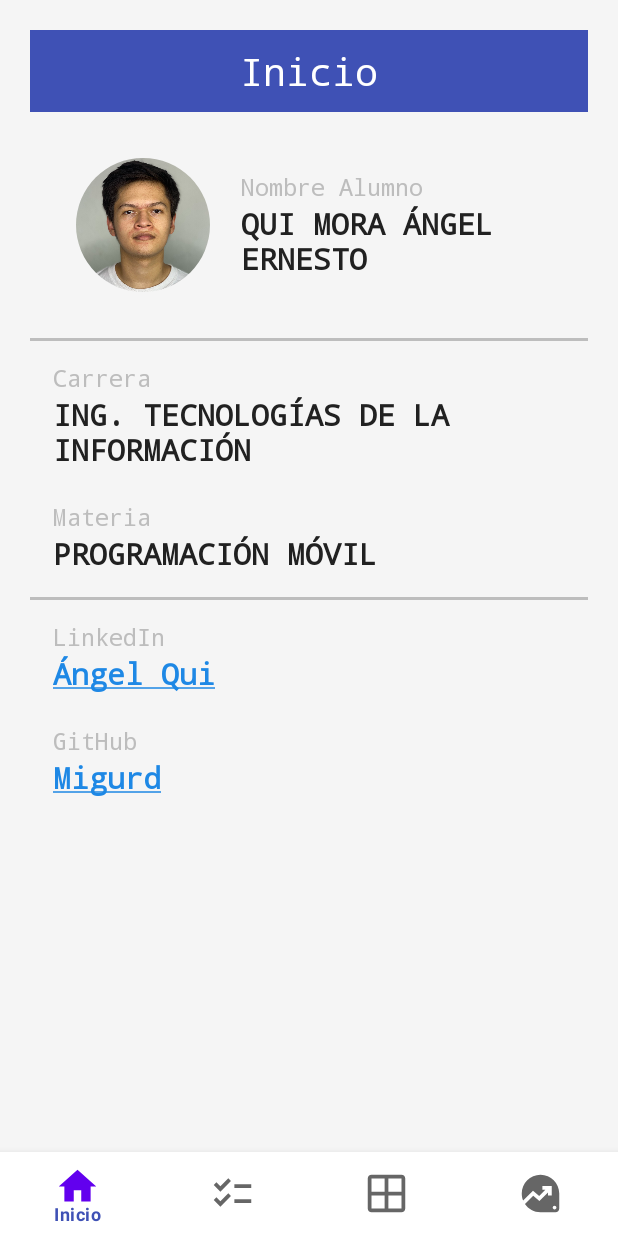
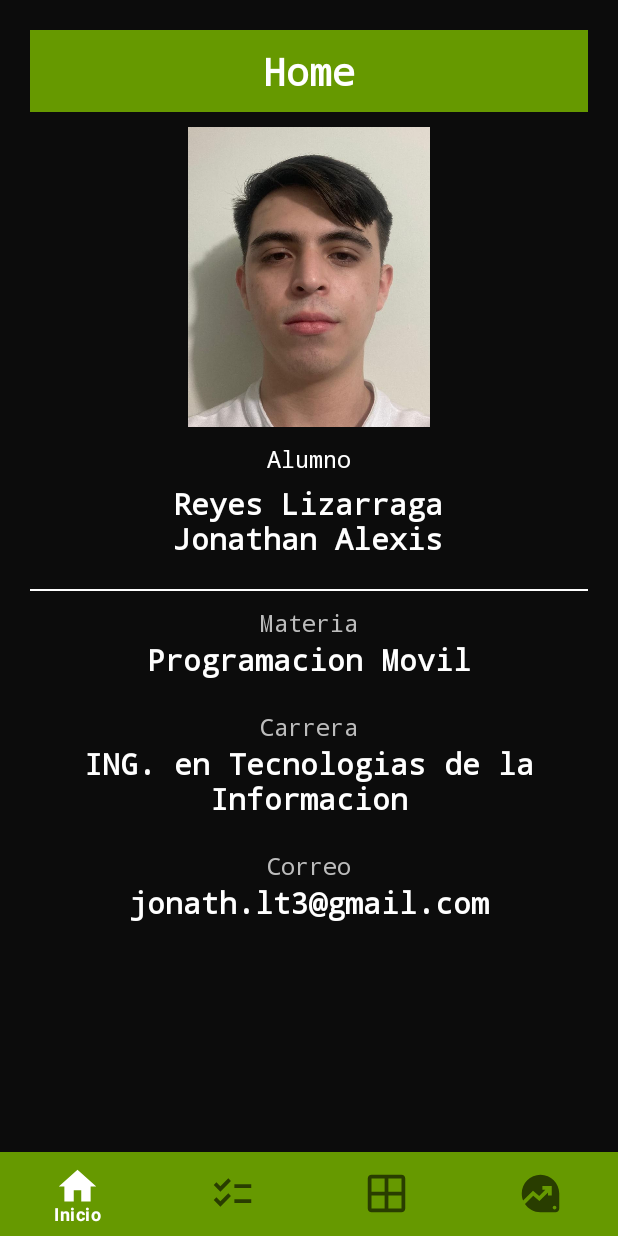
Before and after one commit to JonReyesDev/buttonNavigator, an Android app: the screen it shows after launch (MainActivity), on a phone screen of 412 x 824 dp. Run offline under Robolectric (Android 15) with nearby library versions, the light colour scheme and no system bars.

Commit message:
Se corrigieron varios errores y se agregaron detalles

```diff
--- a/app/src/main/AndroidManifest.xml
+++ b/app/src/main/AndroidManifest.xml
@@ -22,5 +22,6 @@
             </intent-filter>
         </activity>
     </application>
-
+    <!-- Permission to read external storage (not needed for Android 10 and above) -->
+    <uses-permission android:name="android.permission.READ_EXTERNAL_STORAGE" />
 </manifest>
--- a/app/src/main/java/com/example/appmenubutton/HomeFragment.kt
+++ b/app/src/main/java/com/example/appmenubutton/HomeFragment.kt
@@ -39,17 +39,6 @@ class HomeFragment : Fragment() {
         // Inflate the layout for this fragment
         val view = inflater.inflate(R.layout.fragment_home, container, false)
 
-        // Find TextViews after inflating the view
-        val linkedin: TextView = view.findViewById(R.id.linkedin)
-        val github: TextView = view.findViewById(R.id.github)
-
-        // Set HTML content for TextViews
-        linkedin.text = Html.fromHtml(getString(R.string.linkedin))
-        linkedin.movementMethod = LinkMovementMethod.getInstance()
-
-        github.text = Html.fromHtml(getString(R.string.github))
-        github.movementMethod = LinkMovementMethod.getInstance()
-
         return view
     }
 
--- a/app/src/main/res/drawable/baseline_checklist_24.xml
+++ b/app/src/main/res/drawable/baseline_checklist_24.xml
@@ -1,5 +1,5 @@
-<vector xmlns:android="http://schemas.android.com/apk/res/android" android:height="24dp" android:tint="#000000" android:viewportHeight="24" android:viewportWidth="24" android:width="24dp">
+<vector xmlns:android="http://schemas.android.com/apk/res/android" android:height="24dp" android:tint="@color/grey" android:viewportHeight="24" android:viewportWidth="24" android:width="24dp">
 
-    <path android:fillColor="@android:color/black" android:pathData="M22,7h-9v2h9V7zM22,15h-9v2h9V15zM5.54,11L2,7.46l1.41,-1.41l2.12,2.12l4.24,-4.24l1.41,1.41L5.54,11zM5.54,19L2,15.46l1.41,-1.41l2.12,2.12l4.24,-4.24l1.41,1.41L5.54,19z"/>
+    <path android:fillColor="@android:color/white" android:pathData="M22,7h-9v2h9V7zM22,15h-9v2h9V15zM5.54,11L2,7.46l1.41,-1.41l2.12,2.12l4.24,-4.24l1.41,1.41L5.54,11zM5.54,19L2,15.46l1.41,-1.41l2.12,2.12l4.24,-4.24l1.41,1.41L5.54,19z"/>
 
 </vector>
--- a/app/src/main/res/drawable/baseline_data_24.xml
+++ b/app/src/main/res/drawable/baseline_data_24.xml
@@ -1,5 +1,5 @@
 <vector xmlns:android="http://schemas.android.com/apk/res/android" android:height="24dp" android:tint="#000000" android:viewportHeight="24" android:viewportWidth="24" android:width="24dp">
 
-    <path android:fillColor="@android:color/black" android:pathData="M20,2H4C2.9,2 2,2.9 2,4v16c0,1.1 0.9,2 2,2h16c1.1,0 2,-0.9 2,-2V4C22,2.9 21.1,2 20,2zM20,11h-7V4h7V11zM11,4v7H4V4H11zM4,13h7v7H4V13zM13,20v-7h7v7H13z"/>
+    <path android:fillColor="@android:color/white" android:pathData="M20,2H4C2.9,2 2,2.9 2,4v16c0,1.1 0.9,2 2,2h16c1.1,0 2,-0.9 2,-2V4C22,2.9 21.1,2 20,2zM20,11h-7V4h7V11zM11,4v7H4V4H11zM4,13h7v7H4V13zM13,20v-7h7v7H13z"/>
 
 </vector>
--- a/app/src/main/res/drawable/baseline_data_exploration_24.xml
+++ b/app/src/main/res/drawable/baseline_data_exploration_24.xml
@@ -1,5 +1,5 @@
-<vector xmlns:android="http://schemas.android.com/apk/res/android" android:height="24dp" android:tint="#000000" android:viewportHeight="24" android:viewportWidth="24" android:width="24dp">
+<vector xmlns:android="http://schemas.android.com/apk/res/android" android:height="24dp" android:tint="@color/white" android:viewportHeight="24" android:viewportWidth="24" android:width="24dp">
 
-    <path android:fillColor="@android:color/black" android:pathData="M12,2C6.48,2 2,6.48 2,12c0,1.33 0.26,2.61 0.74,3.77L8,10.5l3.3,2.78L14.58,10H13V8h5v5h-2v-1.58L11.41,16l-3.29,-2.79l-4.4,4.4C5.52,20.26 8.56,22 12,22h8c1.1,0 2,-0.9 2,-2v-8C22,6.48 17.52,2 12,2zM19.5,20.5c-0.55,0 -1,-0.45 -1,-1s0.45,-1 1,-1s1,0.45 1,1S20.05,20.5 19.5,20.5z"/>
+    <path android:fillColor="@color/white" android:pathData="M12,2C6.48,2 2,6.48 2,12c0,1.33 0.26,2.61 0.74,3.77L8,10.5l3.3,2.78L14.58,10H13V8h5v5h-2v-1.58L11.41,16l-3.29,-2.79l-4.4,4.4C5.52,20.26 8.56,22 12,22h8c1.1,0 2,-0.9 2,-2v-8C22,6.48 17.52,2 12,2zM19.5,20.5c-0.55,0 -1,-0.45 -1,-1s0.45,-1 1,-1s1,0.45 1,1S20.05,20.5 19.5,20.5z"/>
 
 </vector>
--- a/app/src/main/res/drawable/baseline_home_24.xml
+++ b/app/src/main/res/drawable/baseline_home_24.xml
@@ -1,5 +1,5 @@
-<vector xmlns:android="http://schemas.android.com/apk/res/android" android:height="24dp" android:tint="#000000" android:viewportHeight="24" android:viewportWidth="24" android:width="24dp">
+<vector xmlns:android="http://schemas.android.com/apk/res/android" android:height="24dp" android:tint="@color/white" android:viewportHeight="24" android:viewportWidth="24" android:width="24dp">
 
-    <path android:fillColor="@android:color/black" android:pathData="M10,20v-6h4v6h5v-8h3L12,3 2,12h3v8z"/>
+    <path android:fillColor="@android:color/white" android:pathData="M10,20v-6h4v6h5v-8h3L12,3 2,12h3v8z"/>
 
 </vector>
--- a/app/src/main/res/layout/activity_main.xml
+++ b/app/src/main/res/layout/activity_main.xml
@@ -5,6 +5,7 @@
     android:id="@+id/main"
     android:layout_width="match_parent"
     android:layout_height="match_parent"
+    android:background="@color/black"
     tools:context=".MainActivity">
 
     <androidx.appcompat.widget.Toolbar
@@ -12,27 +13,29 @@
         android:layout_width="match_parent"
         android:layout_height="?attr/actionBarSize"
         android:background="@color/fondo"
-        app:layout_constraintTop_toTopOf="parent"
+        app:layout_constraintEnd_toEndOf="parent"
         app:layout_constraintStart_toStartOf="parent"
-        app:layout_constraintEnd_toEndOf="parent"/>
+        app:layout_constraintTop_toTopOf="parent" />
 
     <FrameLayout
+        android:id="@+id/frmContenedor"
         android:layout_width="match_parent"
         android:layout_height="match_parent"
-        android:id="@+id/frmContenedor"
         android:background="@color/fondo">
 
     </FrameLayout>
 
     <com.google.android.material.bottomnavigation.BottomNavigationView
+        android:id="@+id/btnNavegator"
         android:layout_width="match_parent"
         android:layout_height="wrap_content"
-        android:id="@+id/btnNavegator"
+        android:background="@color/white"
+        app:backgroundTint="@android:color/holo_green_dark"
+        app:itemIconSize="30dp"
+        app:itemTextColor="@color/white"
+        app:layout_constraintBottom_toBottomOf="parent"
         app:layout_constraintEnd_toEndOf="parent"
         app:layout_constraintStart_toEndOf="parent"
-        app:layout_constraintBottom_toBottomOf="parent"
-        app:menu="@menu/button_menu"
-        app:itemIconSize="30dp"
-        app:itemTextColor="@color/miColor"/>
+        app:menu="@menu/button_menu" />
 
 </androidx.constraintlayout.widget.ConstraintLayout>
--- a/app/src/main/res/layout/fragment_home.xml
+++ b/app/src/main/res/layout/fragment_home.xml
@@ -1,162 +1,147 @@
 <?xml version="1.0" encoding="utf-8"?>
 <FrameLayout xmlns:android="http://schemas.android.com/apk/res/android"
     xmlns:tools="http://schemas.android.com/tools"
+    xmlns:app="http://schemas.android.com/apk/res-auto"
     android:layout_width="match_parent"
     android:layout_height="match_parent"
-    xmlns:app="http://schemas.android.com/apk/res-auto"
     tools:context=".HomeFragment">
 
-    <!-- TODO: Update blank fragment layout -->
+    <!-- Main layout container -->
     <LinearLayout
         android:layout_width="match_parent"
         android:layout_height="match_parent"
+        android:background="#000000"
+        android:backgroundTint="#0C0C0C"
         android:orientation="vertical"
         android:padding="20sp">
 
+        <!-- Header TextView -->
         <TextView
             android:layout_width="match_parent"
             android:layout_height="wrap_content"
+            android:background="@android:color/holo_green_dark"
+            android:gravity="center"
+            android:padding="10sp"
             android:text="@string/sfrmHome"
-            android:textSize="25sp"
             android:textColor="@color/white"
-            android:padding="10sp"
-            android:gravity="center"
-            android:background="@color/miColor"/>
+            android:textStyle="bold"
+            android:textSize="25sp" />
 
-<!--        profile header-->
+        <!-- Profile section -->
         <LinearLayout
             android:layout_width="match_parent"
             android:layout_height="wrap_content"
+            android:orientation="vertical"
+            android:gravity="center"
+            android:padding="10sp">
+
+            <com.google.android.material.imageview.ShapeableImageView
+                android:layout_width="200dp"
+                android:layout_height="200dp"
                 android:layout_gravity="center"
-            android:padding="10sp"
-            android:gravity="center">
-            <LinearLayout
-                android:layout_width="wrap_content"
-                android:layout_height="match_parent"
-                android:padding="15sp">
-                <com.google.android.material.imageview.ShapeableImageView
-                    android:layout_width="100dp"
-                    android:layout_height="100dp"
-                    android:padding="5sp"
                 android:src="@mipmap/alumno"
-                    android:layout_gravity="center_vertical"
-                    app:shapeAppearanceOverlay="@style/roundedImageView" />
-            </LinearLayout>
-            <LinearLayout
-                android:layout_width="wrap_content"
-                android:layout_height="match_parent"
-                android:gravity="center_vertical"
-                android:orientation="vertical">
+                />
+
             <TextView
                 android:layout_width="wrap_content"
                 android:layout_height="wrap_content"
-                    android:textSize="16sp"
-                    android:textColor="@color/grey"
-                    android:text="Nombre Alumno" />
+                android:layout_marginTop="10dp"
+                android:text="Alumno"
+                android:textColor="@color/white"
+                android:textSize="16sp" />
+
+            <TextView
+                android:layout_width="266dp"
+                android:layout_height="wrap_content"
+                android:layout_marginTop="5dp"
+                android:text="@string/alumno"
+                android:textAlignment="center"
+                android:textColor="@color/white"
+                android:textSize="20sp"
+                android:textStyle="bold" />
+        </LinearLayout>
+
+        <!-- Divider -->
+        <View
+            android:layout_width="match_parent"
+            android:layout_height="1dp"
+            android:background="#FFFFFF"
+            android:layout_marginTop="10dp" />
+
+        <!-- Materia section -->
+        <LinearLayout
+            android:layout_width="match_parent"
+            android:layout_height="wrap_content"
+            android:gravity="center"
+            android:orientation="vertical"
+            android:padding="10sp">
+
             <TextView
                 android:layout_width="wrap_content"
                 android:layout_height="wrap_content"
+                android:text="Materia"
+                android:textColor="@color/grey"
+                android:textSize="16sp" />
+
+            <TextView
+                android:layout_width="wrap_content"
+                android:layout_height="wrap_content"
+                android:text="@string/materia"
+                android:textAlignment="center"
+                android:textColor="@color/white"
                 android:textSize="20sp"
-                    android:text="@string/alumno"
-                    android:textStyle="bold"/>
-            </LinearLayout>
+                android:textStyle="bold" />
         </LinearLayout>
 
+        <!-- Carrera section -->
         <LinearLayout
             android:layout_width="match_parent"
             android:layout_height="wrap_content"
-            style="@style/LineDividerStyle"
-            android:padding="5sp"
-            android:orientation="vertical">
-            <!--        carrera -->
-            <LinearLayout
-                android:layout_width="wrap_content"
-                android:layout_height="wrap_content"
-                android:gravity="center_vertical"
-                android:padding="10sp"
-                android:orientation="vertical">
+            android:gravity="center"
+            android:orientation="vertical"
+            android:padding="10sp">
+
             <TextView
                 android:layout_width="wrap_content"
                 android:layout_height="wrap_content"
-                    android:textSize="16sp"
+                android:text="Carrera"
                 android:textColor="@color/grey"
-                    android:text="Carrera" />
+                android:textSize="16sp" />
+
             <TextView
                 android:layout_width="wrap_content"
                 android:layout_height="wrap_content"
+                android:text="@string/carrera"
+                android:textAlignment="center"
+                android:textColor="@color/white"
                 android:textSize="20sp"
-                    android:text="@string/carrera"
-                    android:textStyle="bold"/>
+                android:textStyle="bold" />
         </LinearLayout>
 
-            <!--        materia -->
+        <!-- Correo section -->
         <LinearLayout
-                android:layout_width="wrap_content"
+            android:layout_width="match_parent"
             android:layout_height="wrap_content"
-                android:gravity="center_vertical"
-                android:padding="10sp"
-                android:orientation="vertical">
+            android:gravity="center"
+            android:orientation="vertical"
+            android:padding="10sp">
+
             <TextView
                 android:layout_width="wrap_content"
                 android:layout_height="wrap_content"
-                    android:textSize="16sp"
+                android:text="Correo"
                 android:textColor="@color/grey"
-                    android:text="Materia" />
+                android:textSize="16sp" />
+
             <TextView
                 android:layout_width="wrap_content"
                 android:layout_height="wrap_content"
+                android:text="jonath.lt3@gmail.com"
+                android:textAlignment="center"
+                android:textColor="@color/white"
                 android:textSize="20sp"
-                    android:text="@string/materia" android:textStyle="bold"/>
-            </LinearLayout>
+                android:textStyle="bold" />
         </LinearLayout>
 
-        <LinearLayout
-            android:layout_width="match_parent"
-            android:layout_height="wrap_content"
-            style="@style/LineDividerStyle"
-            android:padding="5sp"
-            android:orientation="vertical">
-            <LinearLayout
-                android:layout_width="wrap_content"
-                android:layout_height="wrap_content"
-                android:gravity="center_vertical"
-                android:padding="10sp"
-                android:orientation="vertical">
-                <TextView
-                    android:layout_width="wrap_content"
-                    android:layout_height="wrap_content"
-                    android:textSize="16sp"
-                    android:textColor="@color/grey"
-                    android:text="LinkedIn" />
-                <TextView
-                    android:id="@+id/linkedin"
-                    android:layout_width="wrap_content"
-                    android:layout_height="wrap_content"
-                    android:textSize="20sp"
-                    android:textColorLink="@color/blueLink"
-                    android:text="@string/linkedin"
-                    android:textStyle="bold"/>
-            </LinearLayout>
-            <LinearLayout
-                android:layout_width="wrap_content"
-                android:layout_height="wrap_content"
-                android:gravity="center_vertical"
-                android:padding="10sp"
-                android:orientation="vertical">
-                <TextView
-                    android:layout_width="wrap_content"
-                    android:layout_height="wrap_content"
-                    android:textSize="16sp"
-                    android:textColor="@color/grey"
-                    android:text="GitHub" />
-                <TextView
-                    android:id="@+id/github"
-                    android:layout_width="wrap_content"
-                    android:layout_height="wrap_content"
-                    android:textSize="20sp"
-                    android:textColorLink="@color/blueLink"
-                    android:text="@string/github" android:textStyle="bold"/>
-            </LinearLayout>
-        </LinearLayout>
     </LinearLayout>
 </FrameLayout>
--- a/app/src/main/res/values/colors.xml
+++ b/app/src/main/res/values/colors.xml
@@ -18,12 +18,12 @@
     <color name="button_color">#2196F3</color> <!-- Blue color for the button -->
     <color name="ripple_color">#1976D2</color> <!-- Darker blue for the ripple effect -->
 
-    <color name="primaryColor">#6200EE</color>
+    <color name="primaryColor">#FFFFFF</color>
     <color name="primaryDarkColor">#3700B3</color>
     <color name="onPrimaryColor">#FFFFFF</color>
-    <color name="secondaryColor">#03DAC6</color>
+    <color name="secondaryColor">#FFFFFF</color>
     <color name="secondaryDarkColor">#018786</color>
-    <color name="onSecondaryColor">#000000</color>
+    <color name="onSecondaryColor">#FFFFFF</color>
     <color name="backgroundColor">#FFFFFF</color>
-    <color name="hintColor">#8A8A8A</color>
+    <color name="hintColor">#FF9E9595</color>
 </resources>
--- a/app/src/main/res/values/strings.xml
+++ b/app/src/main/res/values/strings.xml
@@ -1,24 +1,15 @@
 <resources>
     <string name="app_name">appMenuButton</string>
-    <string name="sfrmHome">Inicio</string>
-    <string name="sfrmLista">Lista de Alumnos</string>
+    <string name="sfrmHome">Home</string>
+    <string name="sfrmLista">Lista Alumnos</string>
     <string name="sfrmDb">Acceso a Datos</string>
     <string name="sfrmAc">Acerca de</string>
     <!-- TODO: Remove or change this placeholder text -->
     <string name="hello_blank_fragment">Hello blank fragment</string>
-    <string name="alumno">QUI MORA ÁNGEL ERNESTO</string>
-    <string name="materia">PROGRAMACIÓN MÓVIL</string>
-    <string name="carrera">ING. TECNOLOGÍAS DE LA INFORMACIÓN</string>
-    <string name="linkedin">
-        <![CDATA[
-        <a href="https://www.linkedin.com/in/angel-q-a82044203/">Ángel Qui</a>
-        ]]>
-    </string>
-    <string name="github">
-        <![CDATA[
-        <a href="https://github.com/migurd">Migurd</a>
-        ]]>
-    </string>
+    <string name="alumno">Reyes Lizarraga Jonathan Alexis</string>
+    <string name="materia">Programacion Movil</string>
+    <string name="carrera">ING. en Tecnologias de la Informacion</string>
+
     <string-array name="alumnos">
         <item>QUEZADA RAMOS JULIO EMILIANO</item>
         <item>RAMÍREZ MANRÍQUEZ JOSÉ LUIS</item>
```
Also changed, not shown: app/src/main/java/com/example/appmenubutton/CustomArrayAdapter.kt (+14 -2 lines), app/src/main/res/layout/alumn_item.xml (+23 -21 lines), app/src/main/res/layout/fragment_about.xml (+12 -10 lines), app/src/main/res/layout/fragment_db.xml (+76 -38 lines), app/src/main/res/layout/fragment_list.xml (+12 -7 lines), app/src/main/res/layout/list_item.xml (added, +8 -0 lines), app/src/main/res/mipmap-hdpi/alumno.png, app/src/main/res/mipmap-hdpi/foto.jpg (deleted), app/src/main/res/mipmap-hdpi/foto.png (added). Lines whose indentation alone changed are shown as unchanged.
